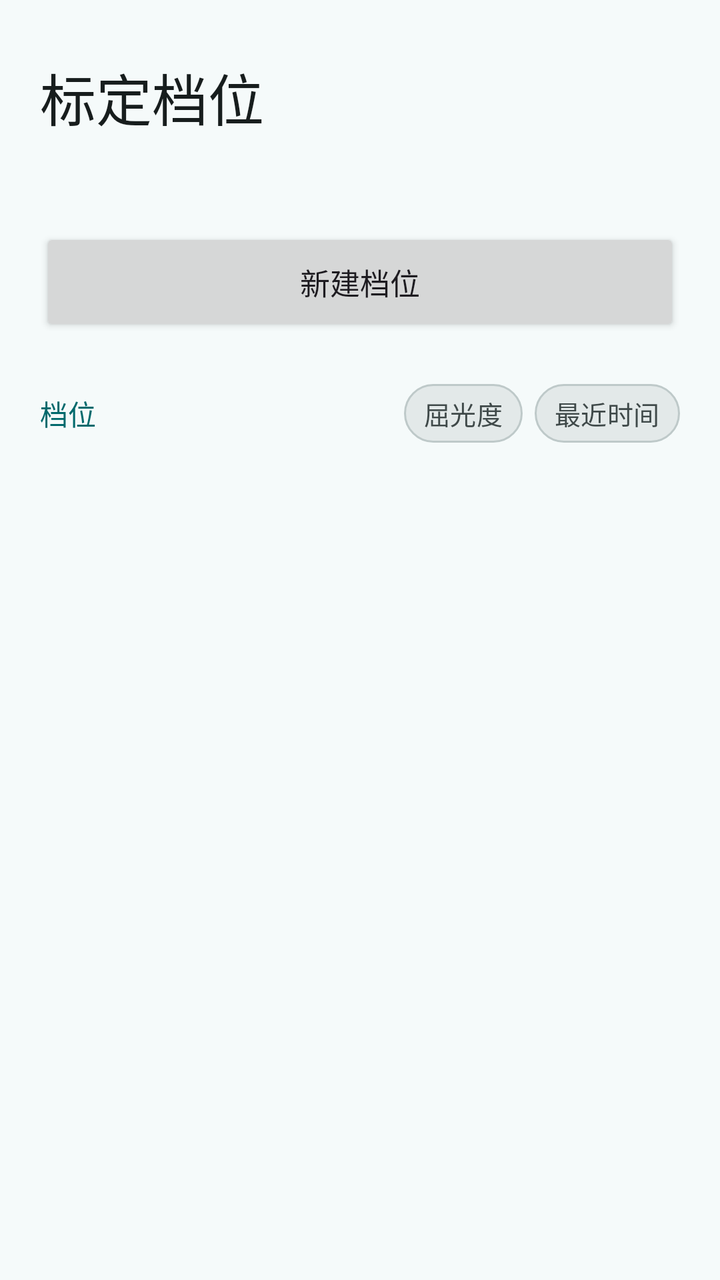
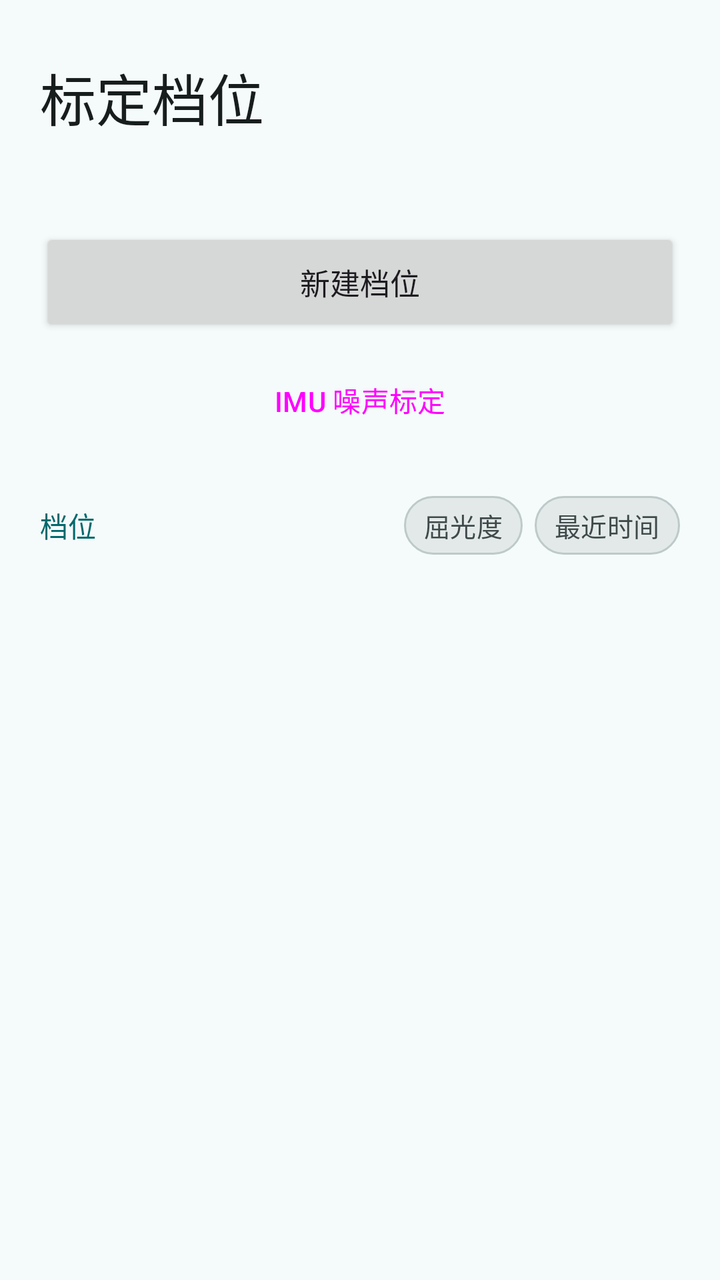

Screens rendered from an Android XML layout before and after an edit, with the pre-edit source and the edit as a unified diff.
<!-- AndroidManifest.xml: application theme Theme.SlamCapture -->
<!-- res/layout/activity_calib_list.xml -->
<?xml version="1.0" encoding="utf-8"?>
<LinearLayout xmlns:android="http://schemas.android.com/apk/res/android"
    xmlns:app="http://schemas.android.com/apk/res-auto"
    android:layout_width="match_parent"
    android:layout_height="match_parent"
    android:background="?android:attr/colorBackground"
    android:orientation="vertical">

    <TextView
        android:layout_width="match_parent"
        android:layout_height="wrap_content"
        android:paddingStart="20dp"
        android:paddingEnd="20dp"
        android:paddingTop="28dp"
        android:text="标定档位"
        android:textAppearance="?attr/textAppearanceHeadlineMedium"
        android:textColor="?attr/colorOnSurface" />

    
    <TextView
        android:id="@+id/tvMeta"
        android:layout_width="match_parent"
        android:layout_height="wrap_content"
        android:paddingStart="20dp"
        android:paddingEnd="20dp"
        android:paddingTop="2dp"
        android:textAppearance="?attr/textAppearanceBodyMedium"
        android:textColor="?attr/colorOnSurfaceVariant" />

    <Button
        android:id="@+id/btnNewCalib"
        android:layout_width="match_parent"
        android:layout_height="54dp"
        android:layout_marginStart="20dp"
        android:layout_marginTop="24dp"
        android:layout_marginEnd="20dp"
        android:text="新建档位"
        android:textSize="15sp"
        app:cornerRadius="16dp"
        app:icon="@drawable/ic_add"
        app:iconGravity="textStart"
        app:iconSize="20dp"
        app:iconTint="?attr/colorOnPrimary" />

    
    <LinearLayout
        android:layout_width="match_parent"
        android:layout_height="wrap_content"
        android:layout_marginStart="20dp"
        android:layout_marginTop="24dp"
        android:layout_marginEnd="20dp"
        android:gravity="center_vertical"
        android:orientation="horizontal">

        <TextView
            android:id="@+id/tvSection"
            android:layout_width="0dp"
            android:layout_height="wrap_content"
            android:layout_weight="1"
            android:ellipsize="end"
            android:maxLines="1"
            android:text="档位"
            android:textAppearance="?attr/textAppearanceLabelLarge"
            android:textColor="?attr/colorPrimary" />

        <TextView
            android:id="@+id/chipSortDiopter"
            style="@style/TextAppearance.SlamCapture.Chip"
            android:layout_width="wrap_content"
            android:layout_height="wrap_content"
            android:layout_marginEnd="6dp"
            android:background="@drawable/bg_chip"
            android:clickable="true"
            android:focusable="true"
            android:paddingStart="10dp"
            android:paddingEnd="10dp"
            android:paddingTop="5dp"
            android:paddingBottom="5dp"
            android:text="屈光度"
            android:textColor="?attr/colorOnSurfaceVariant" />

        <TextView
            android:id="@+id/chipSortTime"
            style="@style/TextAppearance.SlamCapture.Chip"
            android:layout_width="wrap_content"
            android:layout_height="wrap_content"
            android:background="@drawable/bg_chip"
            android:clickable="true"
            android:focusable="true"
            android:paddingStart="10dp"
            android:paddingEnd="10dp"
            android:paddingTop="5dp"
            android:paddingBottom="5dp"
            android:text="最近时间"
            android:textColor="?attr/colorOnSurfaceVariant" />
    </LinearLayout>

    <FrameLayout
        android:layout_width="match_parent"
        android:layout_height="0dp"
        android:layout_weight="1">

        
        <TextView
            android:id="@+id/tvEmpty"
            android:layout_width="match_parent"
            android:layout_height="match_parent"
            android:gravity="center"
            android:paddingStart="40dp"
            android:paddingEnd="40dp"
            android:text="还没有标定档位\n\n每一档对应一个对焦距离。标完之后，在这个距离附近的测量会用到它。"
            android:textAppearance="?attr/textAppearanceBodyMedium"
            android:textColor="?attr/colorOnSurfaceVariant"
            android:visibility="gone" />

        <ListView
            android:id="@+id/calibList"
            android:layout_width="match_parent"
            android:layout_height="match_parent"
            android:clipToPadding="false"
            android:divider="@null"
            android:listSelector="@android:color/transparent"
            android:paddingStart="20dp"
            android:paddingTop="10dp"
            android:paddingEnd="20dp"
            android:paddingBottom="20dp"
            android:scrollbars="none" />
    </FrameLayout>

</LinearLayout>
<!-- resources referenced by this layout -->
<resources>
  <!-- drawable bg_chip (drawable) -->
  <?xml version="1.0" encoding="utf-8"?>
  <shape xmlns:android="http://schemas.android.com/apk/res/android" android:shape="rectangle">
      <solid android:color="?attr/colorSurfaceContainerHigh" />
      <stroke android:width="1dp" android:color="?attr/colorOutlineVariant" />
      <corners android:radius="20dp" />
  </shape>
  <!-- drawable ic_add (drawable) -->
  <vector xmlns:android="http://schemas.android.com/apk/res/android"
      android:width="24dp" android:height="24dp"
      android:viewportWidth="24" android:viewportHeight="24">
      <path android:fillColor="@android:color/white"
          android:pathData="M19,13H13V19H11V13H5V11H11V5H13V11H19V13Z" />
  </vector>
  <style name="TextAppearance.SlamCapture.Chip" parent="TextAppearance.Material3.LabelLarge">
          <item name="android:fontFamily">sans-serif-medium</item>
          <item name="android:textSize">13sp</item>
      </style>
  <style name="Theme.SlamCapture" parent="Theme.SlamCapture.Base">
          <item name="android:windowLightStatusBar">true</item>
      </style>
  <color name="md_primary">#00696C</color>
  <color name="md_on_primary">#FFFFFF</color>
  <color name="md_primary_container">#9CF1F4</color>
  <color name="md_on_primary_container">#002021</color>
  <color name="md_secondary">#4A6363</color>
  <color name="md_on_secondary">#FFFFFF</color>
  <color name="md_secondary_container">#CCE7E7</color>
  <color name="md_on_secondary_container">#051F20</color>
  <color name="md_tertiary">#4B607C</color>
  <color name="md_on_tertiary">#FFFFFF</color>
  <color name="md_tertiary_container">#D3E4FF</color>
  <color name="md_on_tertiary_container">#041C35</color>
  <color name="md_error">#BA1A1A</color>
  <color name="md_on_error">#FFFFFF</color>
  <color name="md_error_container">#FFDAD6</color>
  <color name="md_on_error_container">#410002</color>
  <color name="md_background">#F5FAFA</color>
  <color name="md_on_background">#171D1D</color>
  <color name="md_surface">#F5FAFA</color>
  <color name="md_on_surface">#171D1D</color>
  <color name="md_surface_variant">#DAE4E4</color>
  <color name="md_on_surface_variant">#3F4949</color>
  <color name="md_outline">#6F7979</color>
  <color name="md_outline_variant">#BEC9C9</color>
  <color name="md_surface_dim">#D5DBDB</color>
  <color name="md_surface_bright">#F5FAFA</color>
  <color name="md_surface_container_lowest">#FFFFFF</color>
  <color name="md_surface_container_low">#EFF5F5</color>
  <color name="md_surface_container">#E9EFEF</color>
  <color name="md_surface_container_high">#E3E9E9</color>
  <color name="md_surface_container_highest">#DDE4E4</color>
  <!-- unchanged entries left out for length: 1 -->
</resources>

<!-- the commit's change to res/layout/activity_calib_list.xml (unified diff, before → after) -->
@@ -41,6 +41,19 @@
         app:iconGravity="textStart"
         app:iconSize="20dp"
         app:iconTint="?attr/colorOnPrimary" />
+
+    
+    <Button
+        android:id="@+id/btnImuCalib"
+        style="@style/Widget.Material3.Button.TonalButton"
+        android:layout_width="match_parent"
+        android:layout_height="48dp"
+        android:layout_marginStart="20dp"
+        android:layout_marginTop="8dp"
+        android:layout_marginEnd="20dp"
+        android:text="IMU 噪声标定"
+        android:textSize="14sp"
+        app:cornerRadius="16dp" />
 
     
     <LinearLayout
